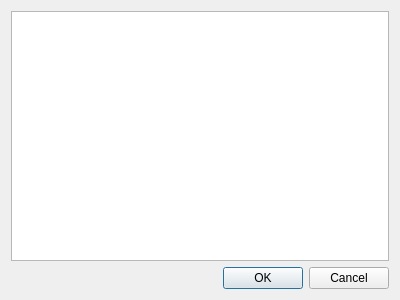
This is src/CodePaster.ui in uranusjr/Qelly as Qt 5 draws it before an edit. The edited form follows.
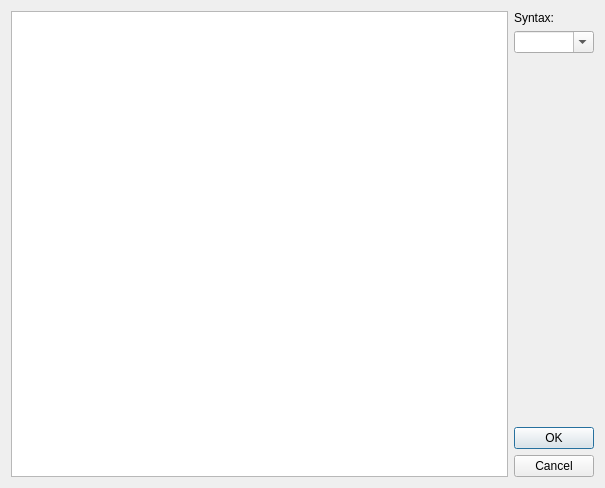
This is the edited form.

```diff
--- a/src/CodePaster.ui
+++ b/src/CodePaster.ui
@@ -6,27 +6,77 @@
    <rect>
     <x>0</x>
     <y>0</y>
-    <width>400</width>
-    <height>300</height>
+    <width>605</width>
+    <height>488</height>
    </rect>
   </property>
   <property name="windowTitle">
    <string>Dialog</string>
   </property>
-  <layout class="QVBoxLayout" name="verticalLayout">
+  <layout class="QHBoxLayout" name="horizontalLayout">
    <item>
-    <widget class="QPlainTextEdit" name="codeEdit"/>
-   </item>
-   <item>
-    <widget class="QDialogButtonBox" name="buttons">
-     <property name="orientation">
-      <enum>Qt::Horizontal</enum>
+    <widget class="QTextEdit" name="codeEdit">
+     <property name="lineWrapMode">
+      <enum>QTextEdit::FixedColumnWidth</enum>
      </property>
-     <property name="standardButtons">
-      <set>QDialogButtonBox::Cancel|QDialogButtonBox::Ok</set>
+     <property name="lineWrapColumnOrWidth">
+      <number>79</number>
      </property>
     </widget>
    </item>
+   <item>
+    <layout class="QVBoxLayout" name="verticalLayout">
+     <item>
+      <widget class="QLabel" name="label">
+       <property name="text">
+        <string>Syntax:</string>
+       </property>
+      </widget>
+     </item>
+     <item>
+      <widget class="QComboBox" name="syntaxSelect">
+       <property name="editable">
+        <bool>true</bool>
+       </property>
+      </widget>
+     </item>
+     <item>
+      <spacer name="verticalSpacer">
+       <property name="orientation">
+        <enum>Qt::Vertical</enum>
+       </property>
+       <property name="sizeHint" stdset="0">
+        <size>
+         <width>20</width>
+         <height>40</height>
+        </size>
+       </property>
+      </spacer>
+     </item>
+     <item>
+      <widget class="QDialogButtonBox" name="buttons">
+       <property name="sizePolicy">
+        <sizepolicy hsizetype="Preferred" vsizetype="Fixed">
+         <horstretch>0</horstretch>
+         <verstretch>0</verstretch>
+        </sizepolicy>
+       </property>
+       <property name="layoutDirection">
+        <enum>Qt::LeftToRight</enum>
+       </property>
+       <property name="orientation">
+        <enum>Qt::Vertical</enum>
+       </property>
+       <property name="standardButtons">
+        <set>QDialogButtonBox::Cancel|QDialogButtonBox::Ok</set>
+       </property>
+       <property name="centerButtons">
+        <bool>false</bool>
+       </property>
+      </widget>
+     </item>
+    </layout>
+   </item>
   </layout>
  </widget>
  <resources/>
```
Left out of the diff: 2 changed lines with no effect on the pictures.
